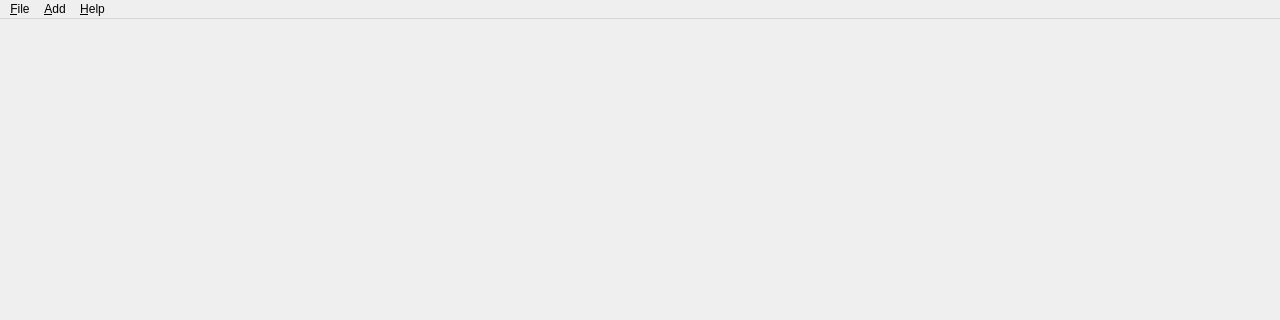
First picture: the form in Application/QtFrontend/MainWindow.ui, repository tobyc11/Nome3, before the edit; both pictures show x 0 to 1280 and y 0 to 320 of the 1280 by 720 pixel window.
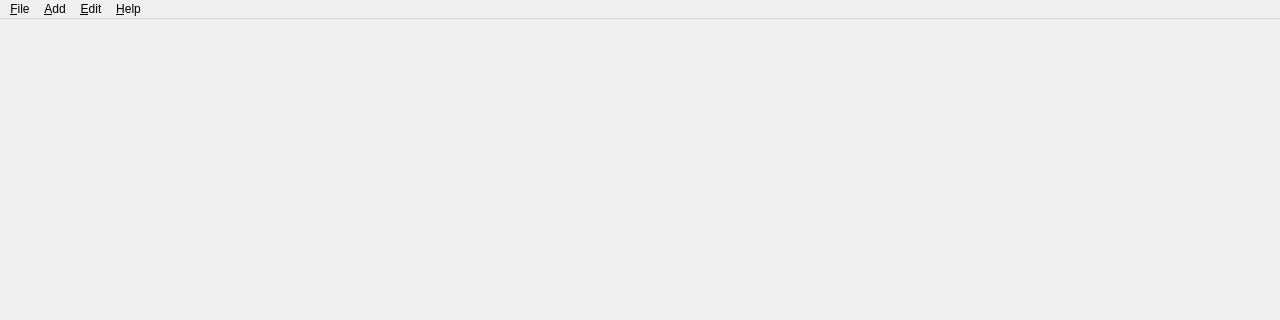
Second picture: the form after the edit.

Diff of the .ui file:
```diff
--- a/Application/QtFrontend/MainWindow.ui
+++ b/Application/QtFrontend/MainWindow.ui
@@ -17,7 +17,7 @@
      <x>0</x>
      <y>0</y>
      <width>1280</width>
-     <height>26</height>
+     <height>22</height>
     </rect>
    </property>
    <widget class="QMenu" name="menuFile">
@@ -44,8 +44,15 @@
     <addaction name="actionPoint"/>
     <addaction name="actionInstance"/>
    </widget>
+   <widget class="QMenu" name="menuEdit">
+    <property name="title">
+     <string>&amp;Edit</string>
+    </property>
+    <addaction name="actionMerge"/>
+   </widget>
    <addaction name="menuFile"/>
    <addaction name="menuAdd"/>
+   <addaction name="menuEdit"/>
    <addaction name="menuHelp"/>
   </widget>
   <widget class="QStatusBar" name="statusbar"/>
```
Left out of the diff: 5 changed lines with no effect on the pictures.
